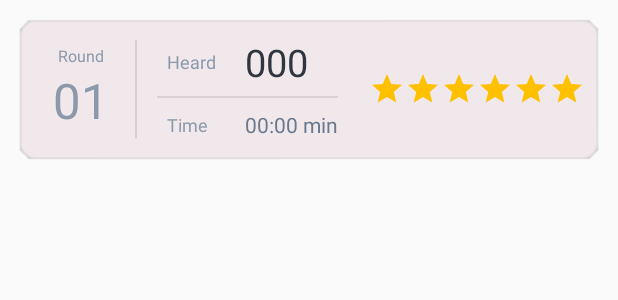
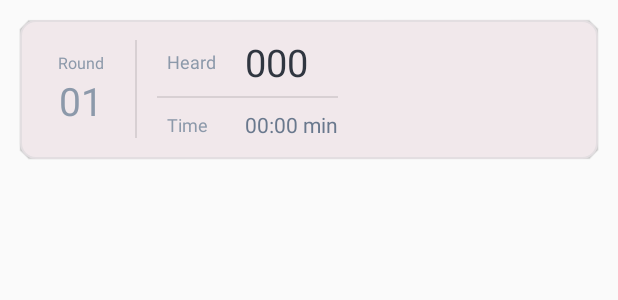
Before and after one commit to folkwhitefieldappdevelopment/chantingworkingapp, an Android app: the layout history_list_row_view_activity.xml on its own in the app's theme, with its tools: preview values and no code run, on a phone screen of 412 x 824 dp. Shown: the top 300 px of the screen. Run offline under Robolectric (Android 15) with nearby library versions, the phone set to English and light mode, and no system bars.

Commit message:
Pushing dynamic star calculation

```diff
--- a/app/src/main/java/com/iskcon/folk/app/chantandhear/constant/ApplicationConstants.java
+++ b/app/src/main/java/com/iskcon/folk/app/chantandhear/constant/ApplicationConstants.java
@@ -9,7 +9,8 @@ public enum ApplicationConstants {
     HARE_KRISHNA_MANTRA_SINGLE_BEAD_DURATION(4021L),
     FLIP_VIEW_INTERVAL(25000),
     FLIP_VIEW_BEAD_AFTER(2),
-    NO_OF_IMAGE_VIEW_FOR_FLIPPER(42);
+    NO_OF_IMAGE_VIEW_FOR_FLIPPER(42),
+    STAR_RATING_FOR_HEARD_COUNT(5);
 
     private final Object constantValue;
 
--- a/app/src/main/res/layout/history_list_row_view_activity.xml
+++ b/app/src/main/res/layout/history_list_row_view_activity.xml
@@ -42,7 +42,7 @@
                     android:text="01"
                     android:textAlignment="center"
                     android:textColor="@color/history_list_row_view_round_number"
-                    android:textSize="@dimen/_25sdp" />
+                    android:textSize="@dimen/_20sdp" />
             </LinearLayout>
         </LinearLayout>
 
@@ -144,42 +144,6 @@
             android:layout_marginStart="@dimen/_15sdp"
             android:layout_weight="1"
             android:orientation="horizontal">
-
-            <ImageView
-                android:layout_width="wrap_content"
-                android:layout_height="wrap_content"
-                android:background="@drawable/baseline_star_24"
-                android:contentDescription="@string/star" />
-
-            <ImageView
-                android:layout_width="wrap_content"
-                android:layout_height="wrap_content"
-                android:background="@drawable/baseline_star_24"
-                android:contentDescription="@string/star" />
-
-            <ImageView
-                android:layout_width="wrap_content"
-                android:layout_height="wrap_content"
-                android:background="@drawable/baseline_star_24"
-                android:contentDescription="@string/star" />
-
-            <ImageView
-                android:layout_width="wrap_content"
-                android:layout_height="wrap_content"
-                android:background="@drawable/baseline_star_24"
-                android:contentDescription="@string/star" />
-
-            <ImageView
-                android:layout_width="wrap_content"
-                android:layout_height="wrap_content"
-                android:background="@drawable/baseline_star_24"
-                android:contentDescription="@string/star" />
-
-            <ImageView
-                android:layout_width="wrap_content"
-                android:layout_height="wrap_content"
-                android:background="@drawable/baseline_star_24"
-                android:contentDescription="@string/star" />
         </LinearLayout>
     </LinearLayout>
 </LinearLayout>
```
Also changed, not shown: app/src/main/java/com/iskcon/folk/app/chantandhear/service/HistoryButtonClickHandler.java (+34 -4 lines).
